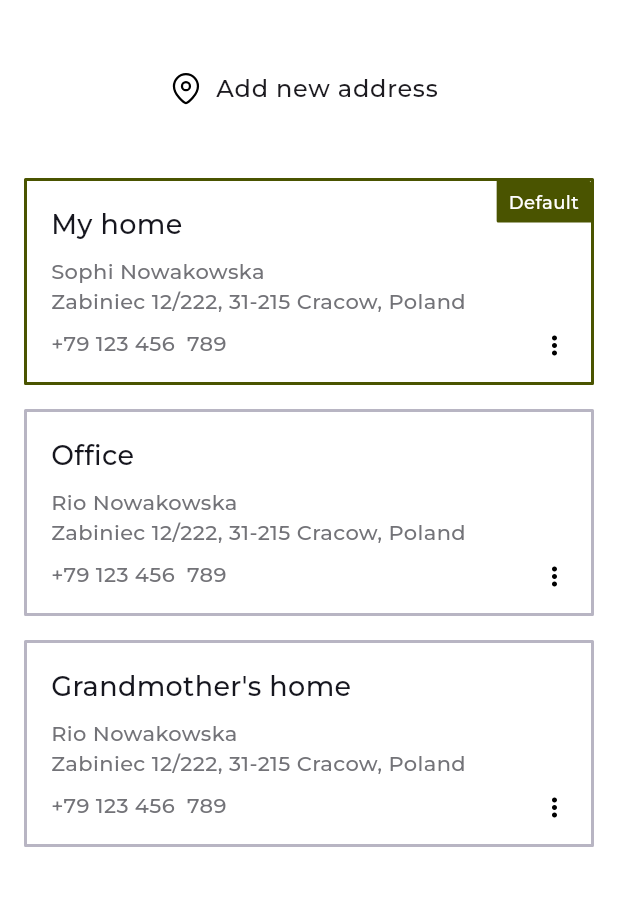
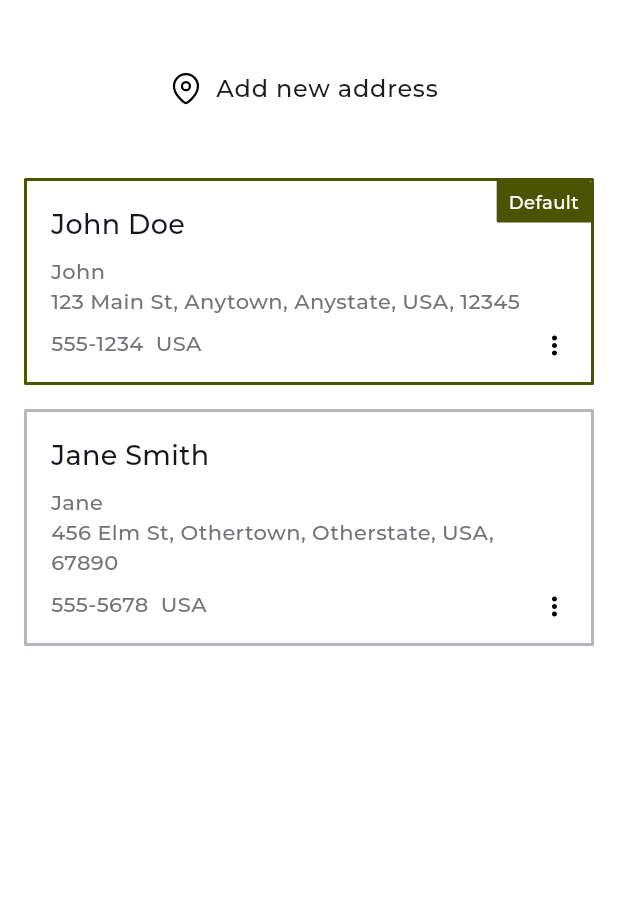
Before and after one commit to AbdhalRiyas/NicheGallerie, a Flutter app: the AddressesScreen screen opened by its route, on a phone screen of 412 x 824 dp, the part 62-968 px from its top. Run offline on Flutter 3.47's test engine with Material 3 defaults, Android fonts, the phone set to English and light mode, and no system bars; our stand-ins replace cached_network_image, country_code_picker, csc_picker, flutter_dotenv, flutter_rating_bar, flutter_svg and 4 more; missing offline and left inert: mobkit_dashed_border; accounts and stored records are empty; statements that could not run were skipped; project files that could hold a hidden picture were left out.

Commit message:
changed address card dummy data

```diff
--- a/lib/src/screens/address/views/addresses_screen.dart
+++ b/lib/src/screens/address/views/addresses_screen.dart
@@ -1,5 +1,6 @@
 import 'package:flutter/material.dart';
 import 'package:shop/src/constants.dart';
+import 'package:shop/src/models/address_model.dart';
 import 'package:shop/src/screens/address/views/components/address_button.dart';
 import 'package:shop/src/screens/address/views/components/address_card.dart';
 import 'package:shop/src/screens/address/views/components/address_dialog.dart';
@@ -13,32 +14,7 @@ class AddressesScreen extends StatefulWidget {
 }
 
 class _AddressesScreenState extends State<AddressesScreen> {
-  final List<Map<String, dynamic>> addresses = const [
-    {
-      'title': 'My home',
-      'name': 'Sophi Nowakowska',
-      'address': 'Zabiniec 12/222, 31-215 Cracow, Poland',
-      'phone': '+79 123 456',
-      'countryCode': '789',
-      'isDefault': true,
-    },
-    {
-      'title': 'Office',
-      'name': 'Rio Nowakowska',
-      'address': 'Zabiniec 12/222, 31-215 Cracow, Poland',
-      'phone': '+79 123 456',
-      'countryCode': '789',
-      'isDefault': false,
-    },
-    {
-      'title': "Grandmother's home",
-      'name': 'Rio Nowakowska',
-      'address': 'Zabiniec 12/222, 31-215 Cracow, Poland',
-      'phone': '+79 123 456',
-      'countryCode': '789',
-      'isDefault': false,
-    },
-  ];
+  final List<AddressModel> addresses = dummyData;
 
   void _addNewAddress() {
     showDialog(
@@ -85,13 +61,16 @@ class _AddressesScreenState extends State<AddressesScreen> {
                               return Column(
                                 children: [
                                   AddressCard(
-                                    title: address['title'],
-                                    name: address['name'],
-                                    address: address['address'],
-                                    phone: address['phone'],
-                                    countryCode: address['countryCode'],
-                                    isDefault: address['isDefault'],
-                                  ),
+                                      title:
+                                          '${address.firstName} ${address.lastName}',
+                                      name: address.firstName,
+                                      address:
+                                          '${address.address1}, ${address.city}, ${address.state}, ${address.country}, ${address.postcode}',
+                                      phone: address.phone,
+                                      countryCode: address.country,
+                                      isDefault: index == 0,
+                                      showMenu: true,
+                                      onTap: () {}),
                                   const SizedBox(height: 16),
                                 ],
                               );
--- a/lib/src/screens/address/views/components/address_card.dart
+++ b/lib/src/screens/address/views/components/address_card.dart
@@ -8,7 +8,7 @@ class AddressCard extends StatelessWidget {
   final String address;
   final String phone;
   final String countryCode;
-  final bool isDefault;
+  final bool? isDefault;
   final bool fromSelect;
   final bool? isSelected;
   final bool? showMenu;
@@ -34,7 +34,7 @@ class AddressCard extends StatelessWidget {
       decoration: BoxDecoration(
         border: Border.all(
           width: 2,
-          color: isDefault || isSelected! ? primaryColor : greyColor,
+          color: isDefault! || isSelected! ? primaryColor : greyColor,
         ),
         borderRadius: BorderRadius.circular(defaultBorderRadius),
       ),
@@ -108,7 +108,7 @@ class AddressCard extends StatelessWidget {
                     ? AddressPopupMenu()
                     : const SizedBox.shrink(),
           ),
-          if (isDefault)
+          if (isDefault!)
             Positioned(
               top: 0,
               right: 0,
--- a/lib/src/screens/checkout/views/components/select_address_dialog.dart
+++ b/lib/src/screens/checkout/views/components/select_address_dialog.dart
@@ -1,43 +1,21 @@
 import 'package:flutter/material.dart';
 import 'package:shop/src/constants.dart';
+import 'package:shop/src/models/address_model.dart';
 import 'package:shop/src/screens/address/views/components/address_card.dart';
 import 'package:shop/src/screens/address/views/components/address_dialog.dart';
 
 class SelectAddressDialog extends StatefulWidget {
-  const SelectAddressDialog({super.key});
+  const SelectAddressDialog({super.key, required this.onAddressSelected});
+
+  final Function(AddressModel) onAddressSelected;
 
   @override
   State<SelectAddressDialog> createState() => _SelectAddressDialogState();
 }
 
 class _SelectAddressDialogState extends State<SelectAddressDialog> {
-  final List<Map<String, dynamic>> addresses = const [
-    {
-      'title': 'My home',
-      'name': 'Sophi Nowakowska',
-      'address': 'Zabiniec 12/222, 31-215 Cracow, Poland',
-      'phone': '+79 123 456',
-      'countryCode': '789',
-      'isDefault': true,
-    },
-    {
-      'title': 'Office',
-      'name': 'Rio Nowakowska',
-      'address': 'Zabiniec 12/222, 31-215 Cracow, Poland',
-      'phone': '+79 123 456',
-      'countryCode': '789',
-      'isDefault': false,
-    },
-    {
-      'title': "Grandmother's home",
-      'name': 'Rio Nowakowska',
-      'address': 'Zabiniec 12/222, 31-215 Cracow, Poland',
-      'phone': '+79 123 456',
-      'countryCode': '789',
-      'isDefault': false,
-    },
-  ];
-  int _selectedIndex = 0;
+  final List<AddressModel> addresses = dummyData;
+  int _selectedIndex = -1;
   @override
   Widget build(BuildContext context) {
     return AlertDialog(
@@ -81,17 +59,20 @@ class _SelectAddressDialogState extends State<SelectAddressDialog> {
                   padding:
                       const EdgeInsets.symmetric(vertical: defaultPadding / 2),
                   child: AddressCard(
-                    title: addresses[index]['title'],
-                    name: addresses[index]['name'],
-                    address: addresses[index]['address'],
-                    phone: addresses[index]['phone'],
-                    countryCode: addresses[index]['countryCode'],
+                    title:
+                        '${addresses[index].firstName} ${addresses[index].lastName}',
+                    name: addresses[index].lastName,
+                    address: addresses[index].address1,
+                    phone: addresses[index].phone,
+                    countryCode: addresses[index].country,
                     fromSelect: true,
                     isSelected: _selectedIndex == index,
                     onTap: () {
                       setState(() {
                         _selectedIndex = index;
                       });
+                      widget.onAddressSelected(addresses[index]);
+                      Navigator.of(context).pop();
                     },
                   ),
                 );
--- a/lib/src/screens/product/views/product_details_screen.dart
+++ b/lib/src/screens/product/views/product_details_screen.dart
@@ -28,7 +28,6 @@ class ProductDetailsScreen extends StatelessWidget {
     final List<dynamic> middleNotes = product.metadata?['middle_notes'];
 
     final List<dynamic> baseNotes = product.metadata?['base_notes'];
-    ;
 
     return Scaffold(
       bottomNavigationBar: product.stockStatus == 'instock'
```
